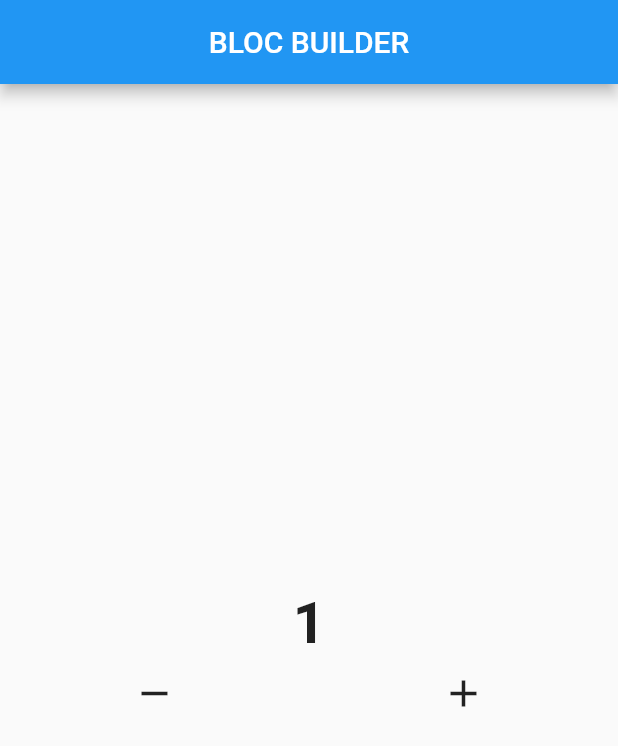
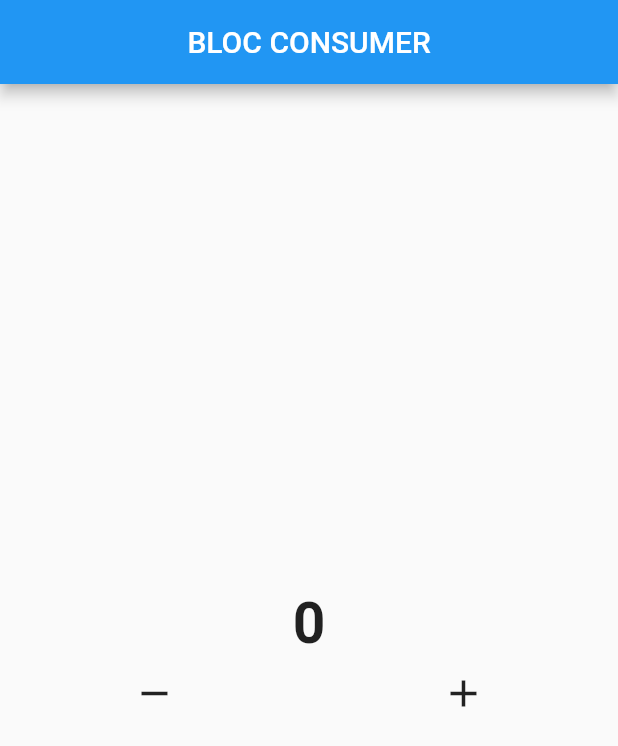
Before and after one commit to Ripat-2345/learn_flutter_bloc, a Flutter app: the screen it shows after launch, after a tap on the "add" icon, on a phone screen of 412 x 824 dp. Shown: the top 746 px of the screen. Run offline on Flutter 3.47's test engine with Material 2 defaults, Android fonts, the phone set to English and light mode, and no system bars; our stand-ins replace bloc, flutter_bloc.

Commit message:
Bloc Consumer

```diff
--- a/lib/pages/home/home_page.dart
+++ b/lib/pages/home/home_page.dart
@@ -8,40 +8,44 @@ class HomePage extends StatelessWidget {
 
   @override
   Widget build(BuildContext context) {
-    // * BlocListener
+    // * BLocConsumer
     return Scaffold(
       appBar: AppBar(
-        title: const Text("BLOC BUILDER"),
+        title: const Text("BLOC CONSUMER"),
         centerTitle: true,
       ),
       body: Column(
         mainAxisAlignment: MainAxisAlignment.center,
         children: [
           // * Widget yg disediakan oleh flutter_bloc
-          BlocListener(
+          BlocConsumer<Counter, int>(
             bloc: mycounter,
+            buildWhen: (previous, current) {
+              if (current >= 10) {
+                return true;
+              } else {
+                return false;
+              }
+            },
+            builder: (context, state) {
+              return Text(
+                state.toString(),
+                style:
+                    const TextStyle(fontSize: 38, fontWeight: FontWeight.w700),
+              );
+            },
             listener: (context, state) {
               ScaffoldMessenger.of(context).showSnackBar(
                 const SnackBar(content: Text("SUDAH MENCAPAI 15 NIH")),
               );
             },
             listenWhen: (previous, current) {
-              if (current == 15) {
+              if (current % 2 == 0) {
                 return true;
               } else {
                 return false;
               }
             },
-            child: BlocBuilder<Counter, int>(
-              bloc: mycounter,
-              builder: (context, state) {
-                return Text(
-                  state.toString(),
-                  style: const TextStyle(
-                      fontSize: 38, fontWeight: FontWeight.w700),
-                );
-              },
-            ),
           ),
 
           Row(
@@ -70,6 +74,69 @@ class HomePage extends StatelessWidget {
         ],
       ),
     );
+
+    // * BlocListener
+    // return Scaffold(
+    //   appBar: AppBar(
+    //     title: const Text("BLOC LISTENER"),
+    //     centerTitle: true,
+    //   ),
+    //   body: Column(
+    //     mainAxisAlignment: MainAxisAlignment.center,
+    //     children: [
+    //       // * Widget yg disediakan oleh flutter_bloc
+    //       BlocListener(
+    //         bloc: mycounter,
+    //         listener: (context, state) {
+    //           ScaffoldMessenger.of(context).showSnackBar(
+    //             const SnackBar(content: Text("SUDAH MENCAPAI 15 NIH")),
+    //           );
+    //         },
+    //         listenWhen: (previous, current) {
+    //           if (current == 15) {
+    //             return true;
+    //           } else {
+    //             return false;
+    //           }
+    //         },
+    //         child: BlocBuilder<Counter, int>(
+    //           bloc: mycounter,
+    //           builder: (context, state) {
+    //             return Text(
+    //               state.toString(),
+    //               style: const TextStyle(
+    //                   fontSize: 38, fontWeight: FontWeight.w700),
+    //             );
+    //           },
+    //         ),
+    //       ),
+
+    //       Row(
+    //         mainAxisAlignment: MainAxisAlignment.spaceAround,
+    //         children: [
+    //           IconButton(
+    //             onPressed: () {
+    //               mycounter.decrement();
+    //             },
+    //             icon: const Icon(
+    //               Icons.remove,
+    //               size: 30,
+    //             ),
+    //           ),
+    //           IconButton(
+    //             onPressed: () {
+    //               mycounter.increment();
+    //             },
+    //             icon: const Icon(
+    //               Icons.add,
+    //               size: 30,
+    //             ),
+    //           )
+    //         ],
+    //       )
+    //     ],
+    //   ),
+    // );
 
     // * BlocBuilder
     // return Scaffold(
```
